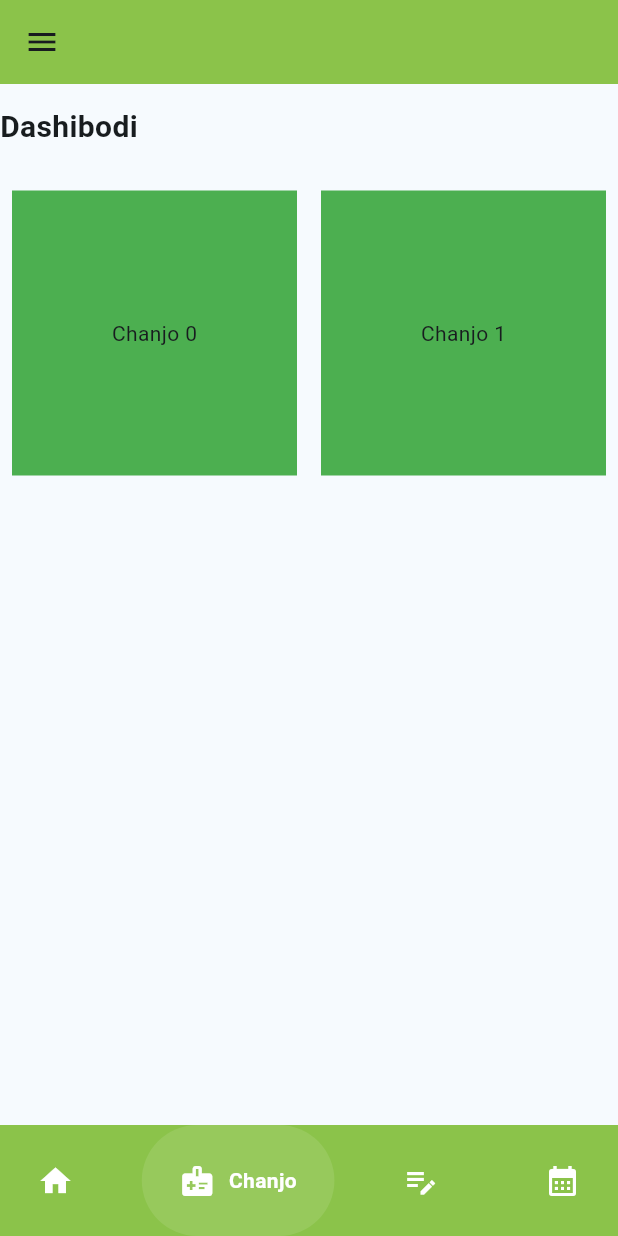
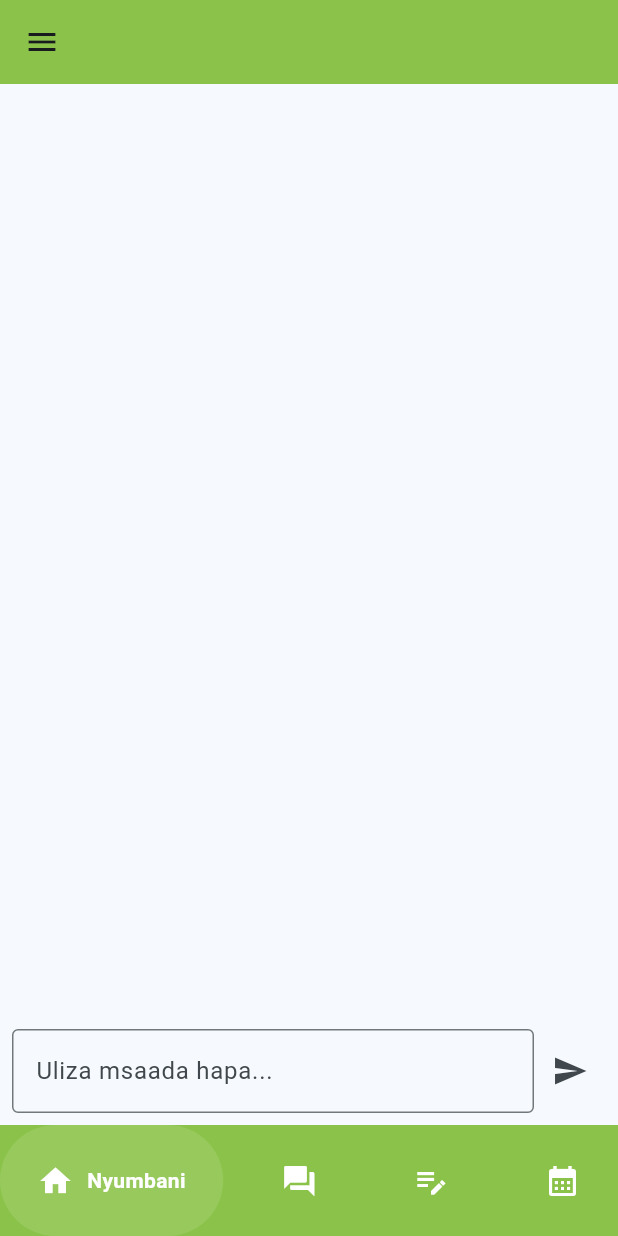
Before and after one commit to masudihamidu/maternal-health-system, a Flutter app: the MaternalhomePage screen opened by its route, item 2 of the bottom bar chosen, on a phone screen of 412 x 824 dp. Run offline on Flutter 3.47's test engine with Material 3 defaults, Android fonts, the phone set to English and light mode, and no system bars; drawn by our look-alikes of google_nav_bar; our stand-ins replace go_router, quickalert, syncfusion_flutter_charts; missing offline and left inert: flutter_expandable_table.

Commit message:
creating interface for AI

```diff
--- a/lib/main.dart
+++ b/lib/main.dart
@@ -1,57 +1,53 @@
 import 'package:flutter/material.dart';
+import 'package:go_router/go_router.dart';
 import 'package:maternal_health_system/screens/ClinicCard.dart';
 import 'package:maternal_health_system/screens/ForgotPassword.dart';
 import 'package:maternal_health_system/screens/Login.dart';
-import 'package:go_router/go_router.dart';
 import 'package:maternal_health_system/screens/MaternalHomePage.dart';
+import 'package:maternal_health_system/screens/QuestionAnswers.dart';
 
 void main() {
   runApp(const MyApp());
 }
 
-final _routerCnfig = GoRouter(
+final _routerConfig = GoRouter(
   routes: [
     GoRoute(
       path: '/',
       builder: (context, state) => const LoginForm(),
-
     ),
-
     GoRoute(
       path: '/ForgotPassword',
-          builder: (context, state) => const ForgotPassword()
+      builder: (context, state) => const ForgotPassword(),
     ),
-
     GoRoute(
       path: '/MaternalPage',
       builder: (context, state) => const MaternalhomePage(),
-
     ),
-
     GoRoute(
       path: '/ClinicCard',
-          builder: (context, state) => const ClinicCard()
+      builder: (context, state) => const ClinicCard(),
     ),
-
-
-    ]
+    GoRoute(
+      path: '/QuestionAnswers',
+      builder: (context, state) => const Questions(),
+    ),
+  ],
 );
 
 class MyApp extends StatelessWidget {
   const MyApp({super.key});
 
-  // This widget is the root of your application.
   @override
   Widget build(BuildContext context) {
     return MaterialApp.router(
-      title: 'Maternal health system',
+      title: 'Maternal Health System',
       debugShowCheckedModeBanner: false,
       theme: ThemeData(
         colorScheme: ColorScheme.fromSeed(seedColor: Colors.lightBlueAccent),
         useMaterial3: true,
       ),
-      routerConfig: _routerCnfig,
-
+      routerConfig: _routerConfig,
     );
   }
 }
--- a/lib/screens/ClinicCard.dart
+++ b/lib/screens/ClinicCard.dart
@@ -60,14 +60,16 @@ class maternalHomePageState extends State<ClinicCard>{
               GButton(
                 onPressed: (){
                   context.go('/MaternalPage');
-
                 },
                 icon: Icons.home,
                 text: 'Nyumbani',
               ),
               GButton(
-                icon: Icons.medical_information,
-                text: 'Chanjo',
+                icon: Icons.question_answer,
+                onPressed: () {
+                  context.go('/QuestionAnswers');
+                },
+                text: 'Msaada',
               ),
               GButton(
                 icon: Icons.edit_note_sharp,
--- a/lib/screens/MaternalHomePage.dart
+++ b/lib/screens/MaternalHomePage.dart
@@ -24,22 +24,22 @@ class maternalHomePageState extends State<MaternalhomePage> {
           const Padding(
             padding: EdgeInsets.all(7),
           ),
-          Text("Dashibodi" , style: TextStyle(fontSize: 20, fontWeight: FontWeight.bold),
-          ),
+          // const Text("Dashibodi" , style: TextStyle(fontSize: 20, fontWeight: FontWeight.bold),
+          // ),
           const Padding(
-            padding: EdgeInsets.all(10),
+            padding: EdgeInsets.all(7),
           ),
 
           Expanded(
             child: GridView.count(
-              crossAxisCount: 2,
+              crossAxisCount: 3,
               children: List.generate(
-                2, // Number of grid items
+                3, // Number of grid items
                     (index) => Container(
                   margin: EdgeInsets.all(8),
                   color: Colors.green,
                   child: Center(
-                    child: Text('Chanjo $index'),
+                    child: Text('Taarifa $index'),
                   ),
                 ),
               ),
@@ -55,15 +55,19 @@ class maternalHomePageState extends State<MaternalhomePage> {
         tabBackgroundColor: Colors.white10,
         gap: 9,
         tabs: [
-          GButton(
+          const GButton(
             icon: Icons.home,
             text: 'Nyumbani',
           ),
-          GButton(
-            icon: Icons.medical_information,
-            text: 'Chanjo',
+           GButton(
+            icon: Icons.question_answer,
+            onPressed: () {
+              context.go('/QuestionAnswers');
+            },
+            text: 'Msaada',
           ),
-          GButton(
+
+          const GButton(
             icon: Icons.edit_note_sharp,
             text: 'Ushauri',
           ),
--- a/lib/screens/NavBar.dart
+++ b/lib/screens/NavBar.dart
@@ -31,6 +31,7 @@ class NavBar extends StatelessWidget {
 
             GestureDetector(
               onTap: (){
+                context.go('/MaternalPage');
               },
               child: buildMenuItem(
                 text: 'Nyumbani',
@@ -41,10 +42,11 @@ class NavBar extends StatelessWidget {
 
             GestureDetector(
               onTap: (){
+                  context.go('/QuestionAnswers');
               },
               child: buildMenuItem(
-                text: 'Chanjo',
-                icon: Icons.medical_information,
+                text: ' Msaada',
+                icon: Icons.question_answer,
               ),
             ),
 
@@ -53,7 +55,7 @@ class NavBar extends StatelessWidget {
               },
               child: buildMenuItem(
                 text: 'Ushauri',
-                icon: Icons.edit_note_sharp,
+                icon: Icons.edit_note,
               ),
             ),
 
--- /dev/null
+++ b/lib/screens/QuestionAnswers.dart
@@ -0,0 +1,118 @@
+import 'package:flutter/material.dart';
+import 'package:go_router/go_router.dart';
+import 'package:google_nav_bar/google_nav_bar.dart';
+import 'NavBar.dart';
+
+class Questions extends StatefulWidget {
+  const Questions({Key? key}) : super(key: key);
+
+  @override
+  maternalHomePageState createState() => maternalHomePageState();
+}
+
+class maternalHomePageState extends State<Questions> {
+  final List<Map<String, String>> messages = [];
+  final TextEditingController _controller = TextEditingController();
+
+  void _sendMessage() {
+    if (_controller.text.isNotEmpty) {
+      setState(() {
+        messages.add({'sender': 'patient', 'text': _controller.text});
+        messages.add({'sender': 'system', 'text': 'Nenda hospitali iliyo karibu nawe ukaonane na mtaalamu wa afya.'}); // Mock system response
+      });
+      _controller.clear();
+    }
+  }
+
+  @override
+  Widget build(BuildContext context) {
+    return Scaffold(
+      drawer: const NavBar(),
+      appBar: AppBar(
+        backgroundColor: Colors.lightGreen,
+      ),
+      body: Column(
+        children: [
+          Expanded(
+            child: ListView.builder(
+              itemCount: messages.length,
+              itemBuilder: (context, index) {
+                final message = messages[index];
+                final isPatient = message['sender'] == 'patient';
+                return Align(
+                  alignment: isPatient ? Alignment.centerRight : Alignment.centerLeft,
+                  child: Container(
+                    padding: const EdgeInsets.symmetric(vertical: 10, horizontal: 14),
+                    margin: const EdgeInsets.symmetric(vertical: 5, horizontal: 10),
+                    decoration: BoxDecoration(
+                      color: isPatient ? Colors.lightGreen[100] : Colors.blue[100],
+                      borderRadius: BorderRadius.circular(10),
+                    ),
+                    child: Text(
+                      message['text'] ?? '',
+                      style: const TextStyle(fontSize: 16),
+                    ),
+                  ),
+                );
+              },
+            ),
+          ),
+          Padding(
+            padding: const EdgeInsets.all(8.0),
+            child: Row(
+              children: [
+                Expanded(
+                  child: TextField(
+                    controller: _controller,
+                    decoration: const InputDecoration(
+                      hintText: 'Uliza msaada hapa...',
+                      border: OutlineInputBorder(),
+                    ),
+                  ),
+                ),
+                IconButton(
+                  icon: const Icon(Icons.send),
+                  onPressed: _sendMessage,
+                ),
+              ],
+            ),
+          ),
+        ],
+      ),
+      bottomNavigationBar: GNav(
+        backgroundColor: Colors.lightGreen,
+        color: Colors.white,
+        activeColor: Colors.white,
+        tabBackgroundColor: Colors.white10,
+        gap: 9,
+        tabs: [
+           GButton(
+            icon: Icons.home,
+            onPressed: (){
+              context.go('/MaternalPage');
+            },
+            text: 'Nyumbani',
+          ),
+           GButton(
+            icon: Icons.question_answer,
+            onPressed: () {
+              context.go('/QuestionAnswers');
+            },
+            text: 'Msaada',
+          ),
+          const GButton(
+            icon: Icons.edit_note_sharp,
+            text: 'Ushauri',
+          ),
+          GButton(
+            icon: Icons.calendar_month,
+            onPressed: () {
+              context.go('/ClinicCard');
+            },
+            text: 'Mahudhurio',
+          )
+        ],
+      ),
+    );
+  }
+}
--- a/pubspec.yaml
+++ b/pubspec.yaml
@@ -40,6 +40,7 @@ dependencies:
   google_nav_bar: ^5.0.6
   syncfusion_flutter_charts: ^25.2.3+1
   data_table_2: ^2.5.12
+  flutter_expandable_table: ^2.0.1
 
 dev_dependencies:
   flutter_test:
```
Also changed, not shown: lib/Classes/Expectant_mother.dart (added, +34 -0 lines), lib/screens/ChatHistory.dart (added, +39 -0 lines), lib/screens/maternalTable.dart (added, +243 -0 lines), pubspec.lock. Lines whose indentation alone changed are shown as unchanged.
